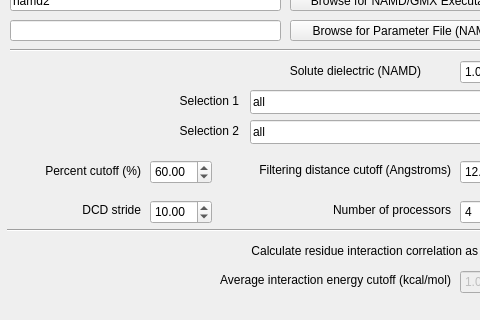
The window that getresinten/getResIntEnGUI.ui (osercinoglu/grinn) describes before a commit, drawn with Qt 5; both pictures show x 0 to 480 and y 180 to 500 of the 801 by 500 pixel window.
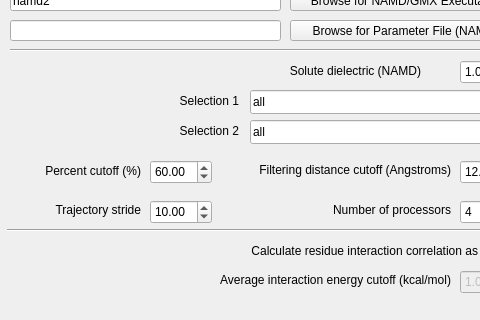
The same window after the commit. Icons and pictures are not drawn.

```diff
--- a/getresinten/getResIntEnGUI.ui
+++ b/getresinten/getResIntEnGUI.ui
@@ -144,7 +144,7 @@
      <enum>Qt::RightToLeft</enum>
     </property>
     <property name="text">
-     <string>DCD stride</string>
+     <string>Trajectory stride</string>
     </property>
     <property name="alignment">
      <set>Qt::AlignRight|Qt::AlignTrailing|Qt::AlignVCenter</set>
```
